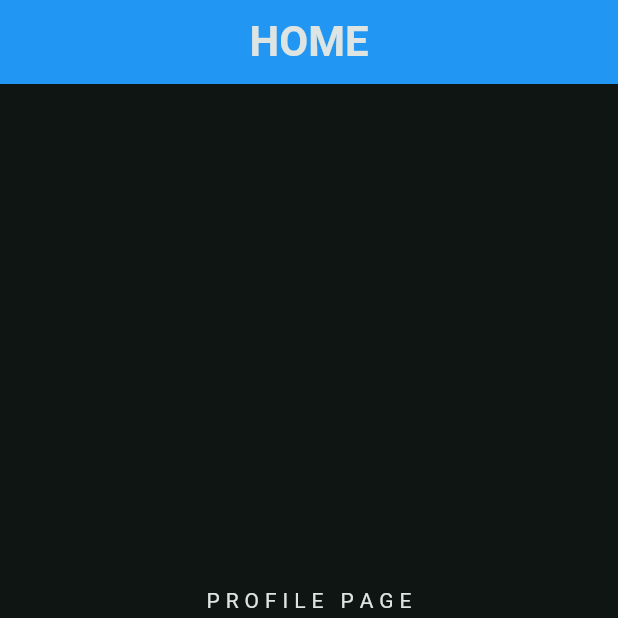
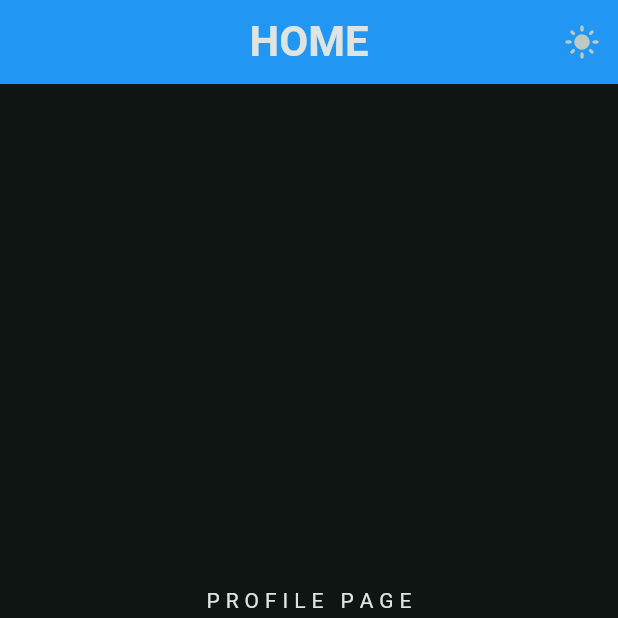
Before and after one commit to KIWOLY/flutter_basic, a Flutter app: the screen it shows after launch, on a phone screen of 412 x 824 dp, the top half of it. Run offline on Flutter 3.47's test engine with Material 3 defaults, Android fonts, the phone set to English and light mode, and no system bars.

Commit message:
impliment valuenotifier for brightness

```diff
--- a/real/lib/main.dart
+++ b/real/lib/main.dart
@@ -1,4 +1,5 @@
 import 'package:flutter/material.dart';
+import 'package:real/data/notifiers.dart';
 import 'package:real/pages/home.dart';
 
 void main() {
@@ -11,16 +12,21 @@ class MyApp extends StatelessWidget {
   // This widget is the root of your application.
   @override
   Widget build(BuildContext context) {
+    return ValueListenableBuilder(
+      valueListenable: isDarkModeNotifier,
+      builder: (context, isDarkmode, child) {
         return MaterialApp(
           debugShowCheckedModeBanner: false,
           title: 'Flutter Demo',
           theme: ThemeData(
             colorScheme: ColorScheme.fromSeed(
               seedColor: Colors.teal,
-          brightness: Brightness.dark,
+              brightness:isDarkmode? Brightness.dark:Brightness.light,
             ),
           ),
           home: HomePage(),
         );
+      },
+    );
   }
 }
--- a/real/lib/pages/home.dart
+++ b/real/lib/pages/home.dart
@@ -2,6 +2,7 @@ import 'package:flutter/material.dart';
 import 'package:real/data/notifiers.dart';
 import 'package:real/pages/home_page.dart';
 import 'package:real/pages/profile.dart';
+import 'package:real/widgets/bottom_navigation.dart';
 
 List<Widget> pages = [Profile(), Home()];
 
@@ -18,6 +19,20 @@ class HomePage extends StatelessWidget {
         ),
         centerTitle: true,
         backgroundColor: Colors.blue,
+        actions: [
+          IconButton(
+            onPressed: () {
+              isDarkModeNotifier.value = !isDarkModeNotifier.value;
+            },
+            icon: ValueListenableBuilder(
+              valueListenable: isDarkModeNotifier,
+              builder: (context, isDarkMode, child) {
+                return Icon(
+                  isDarkMode ?Icons.light_mode :Icons.dark_mode);
+              },
+            ),
+          ),
+        ],
       ),
       body: ValueListenableBuilder(
         valueListenable: selectedPageNotifier,
@@ -25,21 +40,7 @@ class HomePage extends StatelessWidget {
           return pages.elementAt(selectedPage);
         },
       ),
-      bottomNavigationBar: ValueListenableBuilder(
-        valueListenable: selectedPageNotifier,
-        builder: (context, selectedPage, child) {
-          return NavigationBar(
-            destinations: [
-              NavigationDestination(icon: Icon(Icons.home), label: "Home"),
-              NavigationDestination(icon: Icon(Icons.person), label: "Profile"),
-            ],
-            onDestinationSelected: (value) => {
-              selectedPageNotifier.value = value,
-            },
-            selectedIndex: selectedPage,
-          );
-        },
-      ),
+      bottomNavigationBar: Bottom(),
     );
   }
 }
--- /dev/null
+++ b/real/lib/widgets/bottom_navigation.dart
@@ -0,0 +1,25 @@
+import 'package:flutter/material.dart';
+import 'package:real/data/notifiers.dart';
+
+class Bottom extends StatelessWidget {
+  const Bottom({super.key});
+
+  @override
+  Widget build(BuildContext context) {
+    return ValueListenableBuilder(
+      valueListenable: selectedPageNotifier,
+      builder: (context, selectedPage, child) {
+        return NavigationBar(
+          destinations: [
+            NavigationDestination(icon: Icon(Icons.home), label: "Home"),
+            NavigationDestination(icon: Icon(Icons.person), label: "Profile"),
+          ],
+          onDestinationSelected: (value) => {
+            selectedPageNotifier.value = value,
+          },
+          selectedIndex: selectedPage,
+        );
+      },
+    );
+  }
+}
```
Lines whose indentation alone changed are shown as unchanged.
